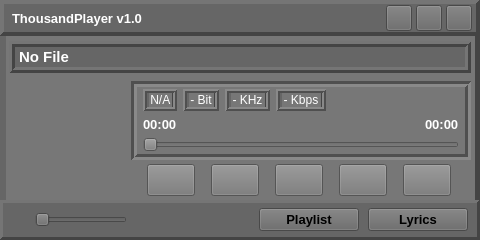
The window that source/ui/mainwindow/tp_mainwindow.ui (ZXfkSIE/ThousandPlayer) describes before a commit, drawn with Qt 5.
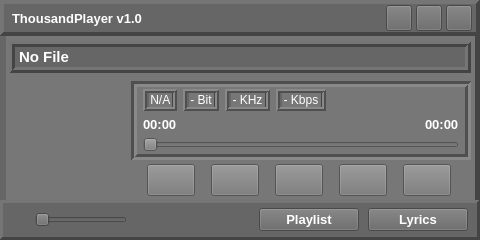
The same window after the commit. Custom widgets are drawn as their Qt base class.

Patch:
```diff
--- a/source/ui/mainwindow/tp_mainwindow.ui
+++ b/source/ui/mainwindow/tp_mainwindow.ui
@@ -38,7 +38,8 @@
    <string notr="true"/>
   </property>
   <property name="styleSheet">
-   <string notr="true">background-color:#777;</string>
+   <string notr="true">color: white;
+background-color:#777;</string>
   </property>
   <layout class="QVBoxLayout" name="verticalLayout">
    <property name="spacing">
```
Left out of the diff: 24 changed lines with no effect on the pictures.
